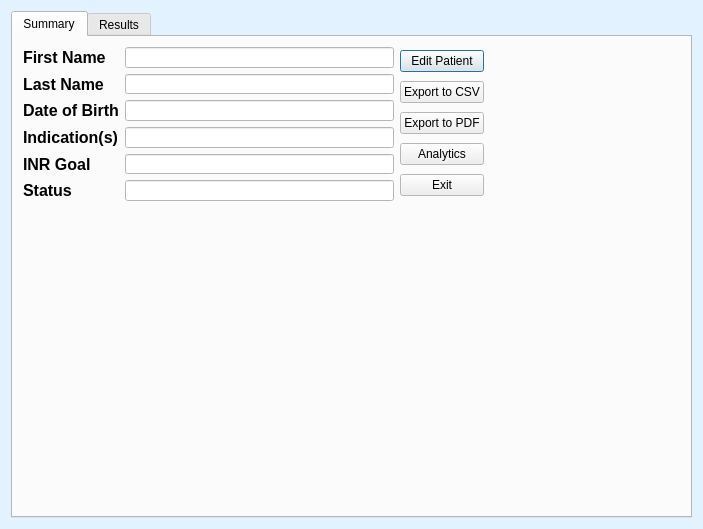
xyang-github/INR_Tracker, file uic/patientprofile.ui: the form before one commit.
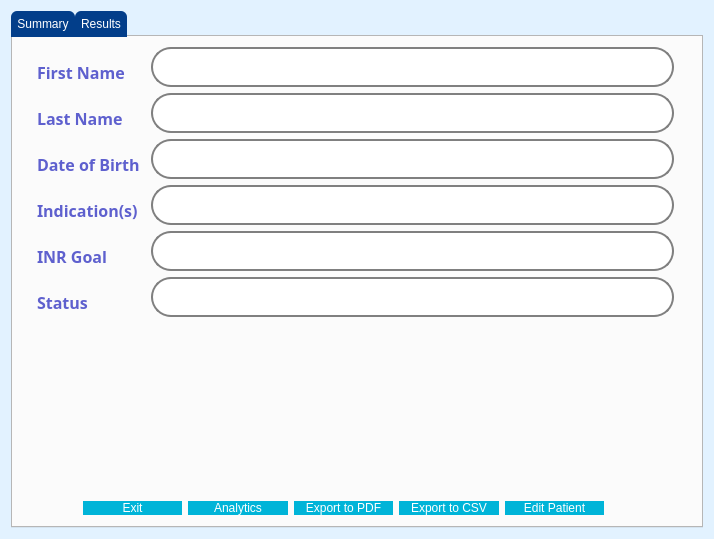
The form after the commit. Icons and pictures are not drawn.

Commit message: Updated patient profile ui

Diff of the .ui file:
```diff
--- a/uic/patientprofile.ui
+++ b/uic/patientprofile.ui
@@ -6,8 +6,8 @@
    <rect>
     <x>0</x>
     <y>0</y>
-    <width>703</width>
-    <height>529</height>
+    <width>714</width>
+    <height>539</height>
    </rect>
   </property>
   <property name="palette">
@@ -77,6 +77,56 @@
   <property name="windowTitle">
    <string>Patient Profile</string>
   </property>
+  <property name="styleSheet">
+   <string notr="true">QPushButton {
+	background-color: #00b4d8;
+	color: white;
+	border-radius: 8px;
+	font-family: &quot;Readex Pro&quot;;
+	font: 12px;
+}
+
+QPushButton::hover{
+	border: 3px solid #0077b6;
+}
+
+QLineEdit {
+	border: 2px  solid gray;
+	border-radius: 20px;
+	padding: 10px;
+	font-family:  &quot;Readex Pro&quot;;
+	font: 12px;
+
+}
+
+QLabel {
+	color: #5E60CE;
+	font-family: &quot;Raleway&quot;;
+	font-size: 16px;
+	font-weight: bold;
+	margin-top: 10px;
+}
+
+QLabel#lblNotice {
+	font-family: &quot;Readex Pro&quot;;
+	font-size: 12px;	
+	font-weight: normal;
+	color: black;
+	margin: 0;
+}
+
+QTabBar::tab {
+	background-color: #023e8a;
+	color: white;
+	padding: 6px;
+	border-top-left-radius: 6px;
+	border-top-right-radius: 6px;
+}
+
+QTabBar::tab::hover{
+	background-color: #7400b8;
+}</string>
+  </property>
   <layout class="QVBoxLayout" name="verticalLayout">
    <item>
     <widget class="QTabWidget" name="tabProfile">
@@ -144,6 +194,9 @@
        </disabled>
       </palette>
      </property>
+     <property name="styleSheet">
+      <string notr="true"/>
+     </property>
      <property name="tabShape">
       <enum>QTabWidget::Rounded</enum>
      </property>
@@ -157,23 +210,24 @@
       <attribute name="title">
        <string>Summary</string>
       </attribute>
-      <widget class="QWidget" name="">
+      <widget class="QWidget" name="layoutWidget">
        <property name="geometry">
         <rect>
-         <x>10</x>
+         <x>20</x>
          <y>10</y>
-         <width>461</width>
-         <height>154</height>
+         <width>641</width>
+         <height>343</height>
         </rect>
        </property>
-       <layout class="QHBoxLayout" name="lytSummaryMain">
+       <layout class="QVBoxLayout" name="lytSummaryMain">
         <item>
          <layout class="QFormLayout" name="lytSummary">
           <item row="0" column="0">
            <widget class="QLabel" name="lblFirstName">
             <property name="font">
              <font>
-              <pointsize>12</pointsize>
+              <family>Raleway</family>
+              <pointsize>-1</pointsize>
               <weight>75</weight>
               <bold>true</bold>
              </font>
@@ -194,7 +248,8 @@
            <widget class="QLabel" name="lblLastName">
             <property name="font">
              <font>
-              <pointsize>12</pointsize>
+              <family>Raleway</family>
+              <pointsize>-1</pointsize>
               <weight>75</weight>
               <bold>true</bold>
              </font>
@@ -215,7 +270,8 @@
            <widget class="QLabel" name="lblDOB">
             <property name="font">
              <font>
-              <pointsize>12</pointsize>
+              <family>Raleway</family>
+              <pointsize>-1</pointsize>
               <weight>75</weight>
               <bold>true</bold>
              </font>
@@ -236,7 +292,8 @@
            <widget class="QLabel" name="lblIndications">
             <property name="font">
              <font>
-              <pointsize>12</pointsize>
+              <family>Raleway</family>
+              <pointsize>-1</pointsize>
               <weight>75</weight>
               <bold>true</bold>
              </font>
@@ -257,7 +314,8 @@
            <widget class="QLabel" name="lblGoal">
             <property name="font">
              <font>
-              <pointsize>12</pointsize>
+              <family>Raleway</family>
+              <pointsize>-1</pointsize>
               <weight>75</weight>
               <bold>true</bold>
              </font>
@@ -278,7 +336,8 @@
            <widget class="QLabel" name="lblStatus">
             <property name="font">
              <font>
-              <pointsize>12</pointsize>
+              <family>Raleway</family>
+              <pointsize>-1</pointsize>
               <weight>75</weight>
               <bold>true</bold>
              </font>
@@ -298,43 +357,58 @@
          </layout>
         </item>
         <item>
-         <layout class="QVBoxLayout" name="lytButtons">
-          <item>
-           <widget class="QPushButton" name="btnEditPatient">
-            <property name="text">
-             <string>Edit Patient</string>
-            </property>
-           </widget>
-          </item>
-          <item>
-           <widget class="QPushButton" name="btnCSV">
-            <property name="text">
-             <string>Export to CSV</string>
-            </property>
-           </widget>
-          </item>
-          <item>
-           <widget class="QPushButton" name="btnPDF">
-            <property name="text">
-             <string>Export to PDF</string>
-            </property>
-           </widget>
-          </item>
-          <item>
-           <widget class="QPushButton" name="btnAnalytics">
-            <property name="text">
-             <string>Analytics</string>
-            </property>
-           </widget>
-          </item>
-          <item>
-           <widget class="QPushButton" name="btnExit">
-            <property name="text">
-             <string>Exit</string>
-            </property>
-           </widget>
-          </item>
-         </layout>
+         <widget class="QLabel" name="lblNotice">
+          <property name="text">
+           <string/>
+          </property>
+         </widget>
+        </item>
+       </layout>
+      </widget>
+      <widget class="QWidget" name="">
+       <property name="geometry">
+        <rect>
+         <x>70</x>
+         <y>460</y>
+         <width>521</width>
+         <height>23</height>
+        </rect>
+       </property>
+       <layout class="QHBoxLayout" name="lytButtons">
+        <item>
+         <widget class="QPushButton" name="btnExit">
+          <property name="text">
+           <string>Exit</string>
+          </property>
+         </widget>
+        </item>
+        <item>
+         <widget class="QPushButton" name="btnAnalytics">
+          <property name="text">
+           <string>Analytics</string>
+          </property>
+         </widget>
+        </item>
+        <item>
+         <widget class="QPushButton" name="btnPDF">
+          <property name="text">
+           <string>Export to PDF</string>
+          </property>
+         </widget>
+        </item>
+        <item>
+         <widget class="QPushButton" name="btnCSV">
+          <property name="text">
+           <string>Export to CSV</string>
+          </property>
+         </widget>
+        </item>
+        <item>
+         <widget class="QPushButton" name="btnEditPatient">
+          <property name="text">
+           <string>Edit Patient</string>
+          </property>
+         </widget>
         </item>
        </layout>
       </widget>
```
Left out of the diff: 50 changed lines with no effect on the pictures. The commit also changes 1 other file.
